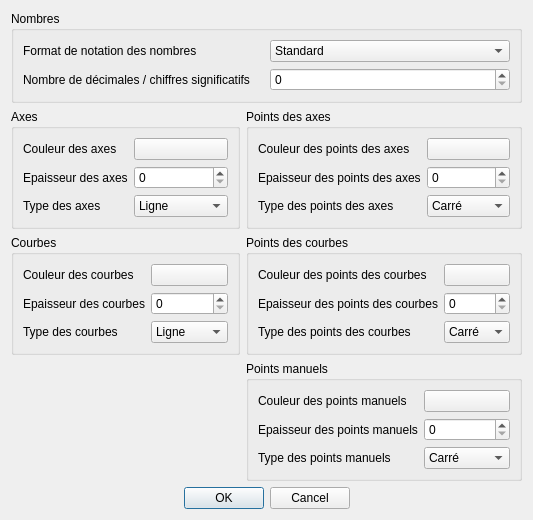
First picture: the form in interfaces/FenetreParametresAffichage.ui, repository lovehina13/NumerisationDeCourbes, before the edit.
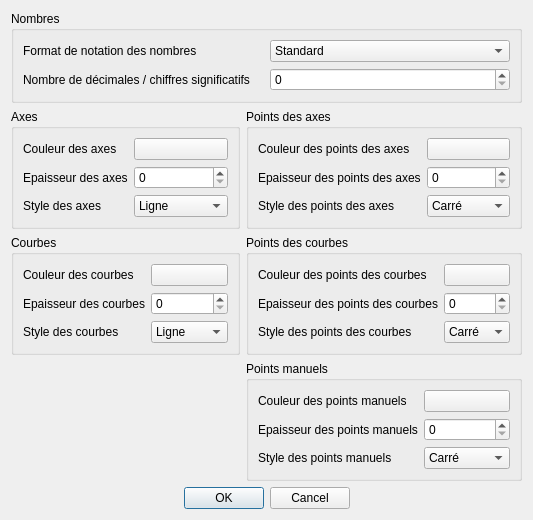
Second picture: the form after the edit.

Commit message: Gestion des icônes. Implémentation des classes Point, Repere, ParametresConversion, ParametresExport, Etude, EcranPrincipal, FenetreParametresAffichage et FenetreParametresExport et des éléments Outils (non terminés).

```diff
--- a/interfaces/FenetreParametresAffichage.ui
+++ b/interfaces/FenetreParametresAffichage.ui
@@ -87,7 +87,7 @@
       <item row="2" column="0">
        <widget class="QLabel" name="labelTypeAxes">
         <property name="text">
-         <string>Type des axes</string>
+         <string>Style des axes</string>
         </property>
        </widget>
       </item>
@@ -146,7 +146,7 @@
       <item row="2" column="0">
        <widget class="QLabel" name="labelTypePointsAxes">
         <property name="text">
-         <string>Type des points des axes</string>
+         <string>Style des points des axes</string>
         </property>
        </widget>
       </item>
@@ -200,7 +200,7 @@
       <item row="2" column="0">
        <widget class="QLabel" name="labelTypeCourbes">
         <property name="text">
-         <string>Type des courbes</string>
+         <string>Style des courbes</string>
         </property>
        </widget>
       </item>
@@ -259,7 +259,7 @@
       <item row="2" column="0">
        <widget class="QLabel" name="labelTypePointsCourbes">
         <property name="text">
-         <string>Type des points des courbes</string>
+         <string>Style des points des courbes</string>
         </property>
        </widget>
       </item>
@@ -313,7 +313,7 @@
       <item row="2" column="0">
        <widget class="QLabel" name="labelTypePointsManuels">
         <property name="text">
-         <string>Type des points manuels</string>
+         <string>Style des points manuels</string>
         </property>
        </widget>
       </item>
```
Left out of the diff: 20 changed lines with no effect on the pictures. The commit also changes 21 other files.
